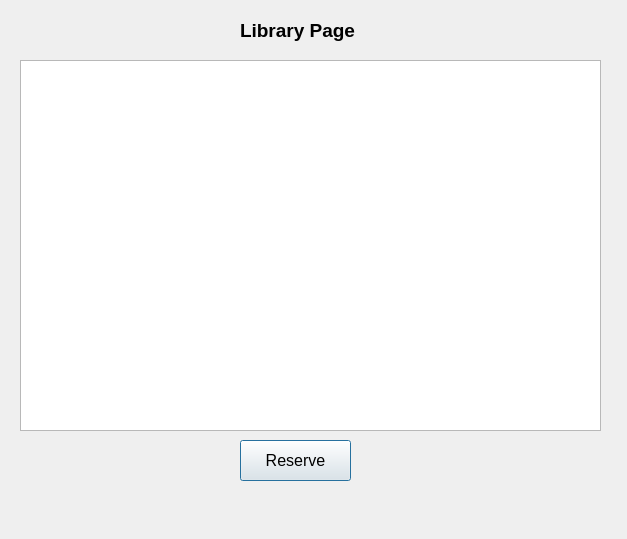
The window that projekt/src/librarywindow.ui (hrutkowski/Internet_Library) describes before a commit, drawn with Qt 5.
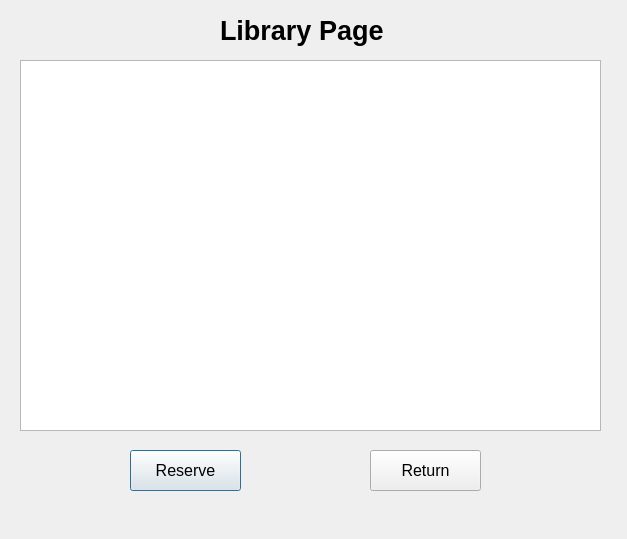
The same window after the commit.

Commit message: Visual update and Return Button

Diff of the .ui file:
```diff
--- a/projekt/src/librarywindow.ui
+++ b/projekt/src/librarywindow.ui
@@ -16,15 +16,15 @@
   <widget class="QLabel" name="label">
    <property name="geometry">
     <rect>
-     <x>240</x>
+     <x>220</x>
      <y>10</y>
-     <width>151</width>
+     <width>181</width>
      <height>41</height>
     </rect>
    </property>
    <property name="font">
     <font>
-     <pointsize>14</pointsize>
+     <pointsize>20</pointsize>
      <weight>75</weight>
      <bold>true</bold>
     </font>
@@ -36,8 +36,8 @@
   <widget class="QPushButton" name="pushButtonReserve">
    <property name="geometry">
     <rect>
-     <x>240</x>
-     <y>440</y>
+     <x>130</x>
+     <y>450</y>
      <width>111</width>
      <height>41</height>
     </rect>
@@ -77,6 +77,29 @@
      <width>581</width>
      <height>371</height>
     </rect>
+   </property>
+   <property name="font">
+    <font>
+     <pointsize>14</pointsize>
+    </font>
+   </property>
+  </widget>
+  <widget class="QPushButton" name="pushButtonReturn">
+   <property name="geometry">
+    <rect>
+     <x>370</x>
+     <y>450</y>
+     <width>111</width>
+     <height>41</height>
+    </rect>
+   </property>
+   <property name="font">
+    <font>
+     <pointsize>12</pointsize>
+    </font>
+   </property>
+   <property name="text">
+    <string>Return</string>
    </property>
   </widget>
  </widget>
```
The commit also changes 15 other files.
